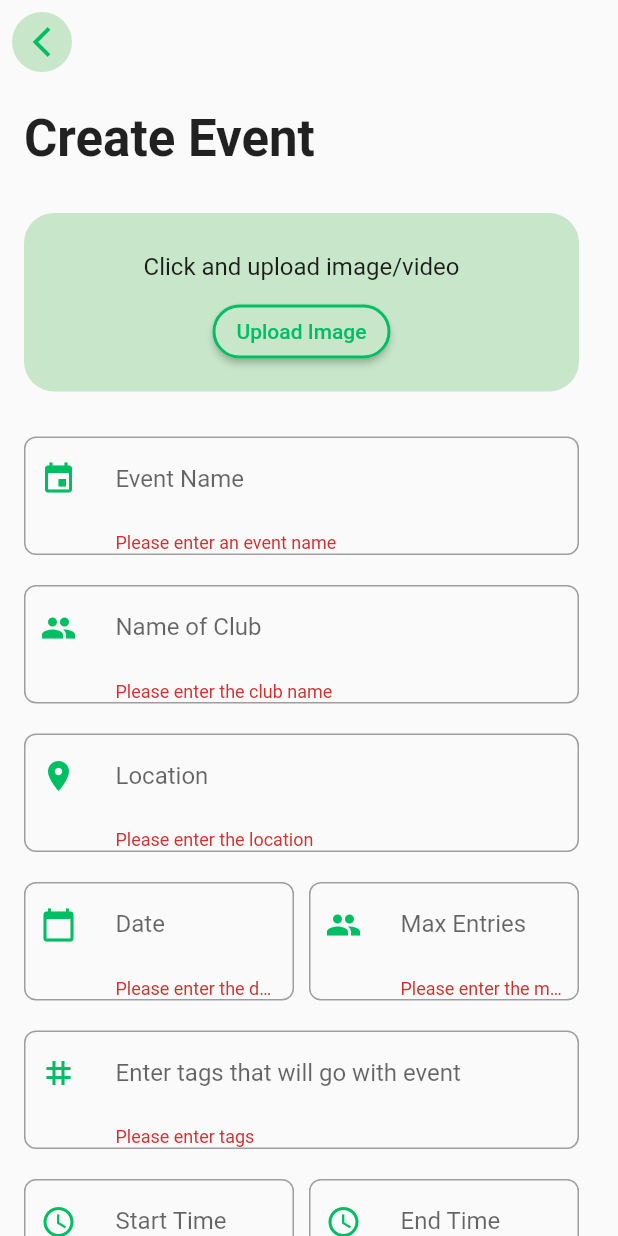
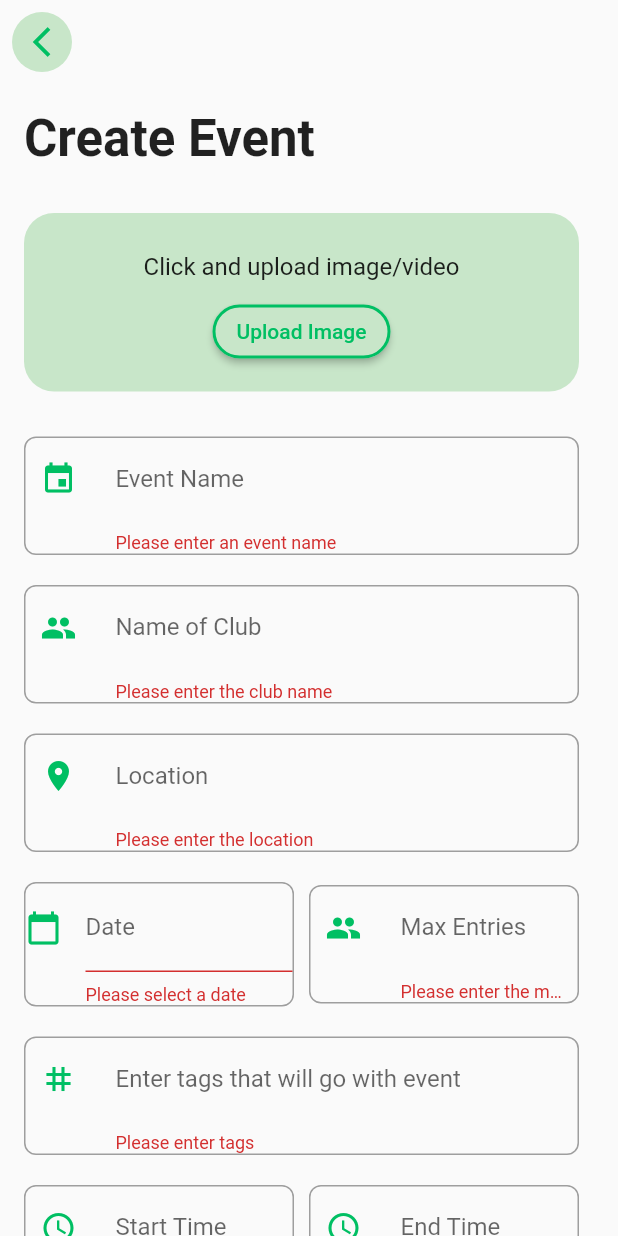
Before and after one commit to ISHANKA-git/NEventify, a Flutter app: the EventCreationPage screen opened directly, after a tap on "Create Event", on a phone screen of 412 x 824 dp. Run offline on Flutter 3.47's test engine with Material 2 defaults, Android fonts, the phone set to English and light mode, and no system bars; our stand-ins replace cloud_firestore, firebase_auth, firebase_core, google_fonts, image_picker; accounts and stored records are empty.

Commit message:
Update event_creation_page.dart

```diff
--- a/lib/views/event_creation_page.dart
+++ b/lib/views/event_creation_page.dart
@@ -290,20 +290,30 @@ child: TextFormField(
   controller: _dateController,
   decoration: InputDecoration(
     labelText: 'Date',
-  icon: Padding(
-    padding: EdgeInsets.only(left: 10),
-child: Icon(Icons.calendar_today, color: Color(0xFF00BF63)),
+    icon: Icon(Icons.calendar_today, color: Color(0xFF00BF63)),
   ),
-border: InputBorder.none,
-  contentPadding: EdgeInsets.fromLTRB(10, 10, 10, 10),
-),
+  readOnly: true, // Prevent manual input
+  onTap: () async {
+    final selectedDate = await showDatePicker(
+      context: context,
+      initialDate: DateTime.now(),
+      firstDate: DateTime.now(),
+      lastDate: DateTime(DateTime.now().year + 1),
+    );
+    if (selectedDate != null) {
+      setState(() {
+        _dateController.text = selectedDate.toLocal().toString().split(' ')[0];
+      });
+    }
+  },
   validator: (value) {
     if (value == null || value.isEmpty) {
-return 'Please enter the date';
+      return 'Please select a date';
     }
     return null;
   },
 ),
+
 ),
 ),
 ),
```
Lines whose indentation alone changed are shown as unchanged.
